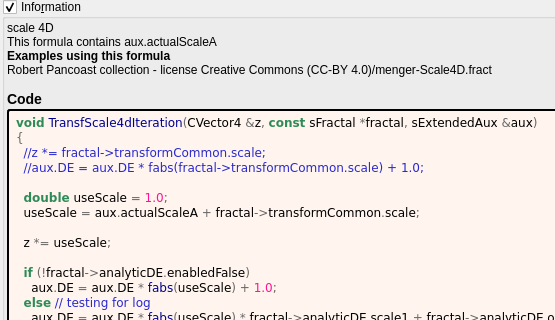
First picture: the form in mandelbulber2/formula/ui/transf_scale4d.ui, repository buddhi1980/mandelbulber2, before the edit; both pictures show x 0 to 555 and y 154 to 474 of the 817 by 702 pixel window.
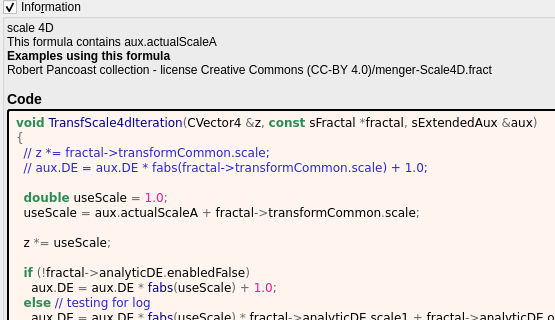
Second picture: the form after the edit. Custom widgets are drawn as their Qt base class.

```diff
--- a/mandelbulber2/formula/ui/transf_scale4d.ui
+++ b/mandelbulber2/formula/ui/transf_scale4d.ui
@@ -295,8 +295,8 @@
          <string notr="true">&lt;body style=&quot;background-color:#fff5ee&quot;&gt;
 &lt;pre style=&quot;color:#000000; background-color:#fff5ee;  font-family:'Courier New',monospace;&quot;&gt;&lt;span style=&quot;color:#2e8b57; font-weight:bold&quot;&gt;void&lt;/span&gt; &lt;span style=&quot;color:#00008f&quot;&gt;TransfScale4dIteration&lt;/span&gt;&lt;span style=&quot;color:#676767&quot;&gt;(&lt;/span&gt;CVector4 &lt;span style=&quot;color:#676767&quot;&gt;&amp;amp;&lt;/span&gt;z&lt;span style=&quot;color:#676767&quot;&gt;,&lt;/span&gt; &lt;span style=&quot;color:#2e8b57; font-weight:bold&quot;&gt;const&lt;/span&gt; sFractal &lt;span style=&quot;color:#676767&quot;&gt;*&lt;/span&gt;fractal&lt;span style=&quot;color:#676767&quot;&gt;,&lt;/span&gt; sExtendedAux &lt;span style=&quot;color:#676767&quot;&gt;&amp;amp;&lt;/span&gt;aux&lt;span style=&quot;color:#676767&quot;&gt;)&lt;/span&gt;
 &lt;span style=&quot;color:#676767&quot;&gt;{&lt;/span&gt;
-  &lt;span style=&quot;color:#2929cc&quot;&gt;//z *= fractal-&amp;gt;transformCommon.scale;&lt;/span&gt;
-  &lt;span style=&quot;color:#2929cc&quot;&gt;//aux.DE = aux.DE * fabs(fractal-&amp;gt;transformCommon.scale) + 1.0;&lt;/span&gt;
+  &lt;span style=&quot;color:#2929cc&quot;&gt;// z *= fractal-&amp;gt;transformCommon.scale;&lt;/span&gt;
+  &lt;span style=&quot;color:#2929cc&quot;&gt;// aux.DE = aux.DE * fabs(fractal-&amp;gt;transformCommon.scale) + 1.0;&lt;/span&gt;
 
   &lt;span style=&quot;color:#2e8b57; font-weight:bold&quot;&gt;double&lt;/span&gt; useScale &lt;span style=&quot;color:#676767&quot;&gt;=&lt;/span&gt; &lt;span style=&quot;color:#ff1493&quot;&gt;1.0&lt;/span&gt;&lt;span style=&quot;color:#676767&quot;&gt;;&lt;/span&gt;
   useScale &lt;span style=&quot;color:#676767&quot;&gt;=&lt;/span&gt; aux&lt;span style=&quot;color:#676767&quot;&gt;.&lt;/span&gt;actualScaleA &lt;span style=&quot;color:#676767&quot;&gt;+&lt;/span&gt; fractal&lt;span style=&quot;color:#676767&quot;&gt;-&amp;gt;&lt;/span&gt;transformCommon&lt;span style=&quot;color:#676767&quot;&gt;.&lt;/span&gt;scale&lt;span style=&quot;color:#676767&quot;&gt;;&lt;/span&gt;
```
